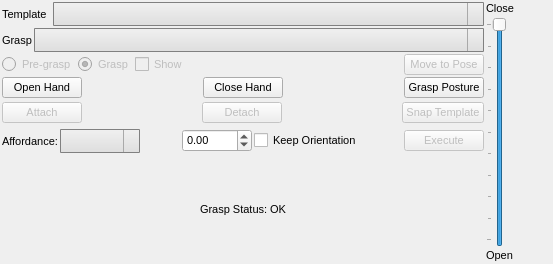
Before: the Qt Designer form vigir_ocs_grasp_widget/src/graspWidget.ui in team-vigir/vigir_ocs_common, drawn with Qt 5.
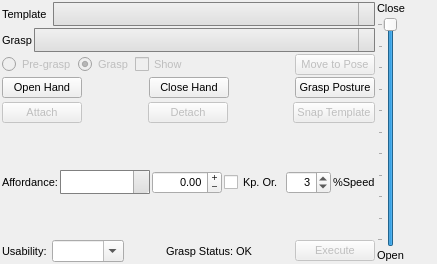
After: the same form once the commit is applied.

Commit message: Added usability and speed to grasp widget

The edit to the form file:
```diff
--- a/vigir_ocs_grasp_widget/src/graspWidget.ui
+++ b/vigir_ocs_grasp_widget/src/graspWidget.ui
@@ -6,7 +6,7 @@
    <rect>
     <x>0</x>
     <y>0</y>
-    <width>553</width>
+    <width>437</width>
     <height>264</height>
    </rect>
   </property>
@@ -497,23 +497,28 @@
      selection-background-color: lightgray;
  }</string>
             </property>
+            <property name="editable">
+             <bool>true</bool>
+            </property>
            </widget>
           </item>
-          <item>
-           <spacer name="horizontalSpacer_16">
-            <property name="orientation">
-             <enum>Qt::Horizontal</enum>
-            </property>
-            <property name="sizeHint" stdset="0">
-             <size>
-              <width>40</width>
-              <height>20</height>
-             </size>
-            </property>
-           </spacer>
-          </item>
           <item>
            <widget class="QDoubleSpinBox" name="displacementBox">
+            <property name="wrapping">
+             <bool>true</bool>
+            </property>
+            <property name="alignment">
+             <set>Qt::AlignRight|Qt::AlignTrailing|Qt::AlignVCenter</set>
+            </property>
+            <property name="buttonSymbols">
+             <enum>QAbstractSpinBox::PlusMinus</enum>
+            </property>
+            <property name="showGroupSeparator" stdset="0">
+             <bool>false</bool>
+            </property>
+            <property name="prefix">
+             <string/>
+            </property>
             <property name="decimals">
              <number>2</number>
             </property>
@@ -531,30 +536,30 @@
           <item>
            <widget class="QCheckBox" name="keepOrientationBox">
             <property name="text">
-             <string>Keep Orientation</string>
+             <string>Kp. Or.</string>
             </property>
            </widget>
           </item>
           <item>
-           <spacer name="horizontalSpacer_9">
-            <property name="orientation">
-             <enum>Qt::Horizontal</enum>
+           <widget class="QSpinBox" name="speedBox">
+            <property name="alignment">
+             <set>Qt::AlignRight|Qt::AlignTrailing|Qt::AlignVCenter</set>
             </property>
-            <property name="sizeHint" stdset="0">
-             <size>
-              <width>40</width>
-              <height>20</height>
-             </size>
+            <property name="minimum">
+             <number>1</number>
             </property>
-           </spacer>
+            <property name="maximum">
+             <number>100</number>
+            </property>
+            <property name="value">
+             <number>3</number>
+            </property>
+           </widget>
           </item>
           <item>
-           <widget class="QPushButton" name="affordanceButton">
-            <property name="enabled">
-             <bool>false</bool>
-            </property>
+           <widget class="QLabel" name="label_5">
             <property name="text">
-             <string>Execute</string>
+             <string>%Speed</string>
             </property>
            </widget>
           </item>
@@ -565,6 +570,23 @@
           <property name="spacing">
            <number>2</number>
           </property>
+          <item>
+           <widget class="QLabel" name="label_8">
+            <property name="text">
+             <string>Usability: </string>
+            </property>
+           </widget>
+          </item>
+          <item>
+           <widget class="QComboBox" name="usabilityBox">
+            <property name="editable">
+             <bool>true</bool>
+            </property>
+            <property name="currentIndex">
+             <number>-1</number>
+            </property>
+           </widget>
+          </item>
           <item>
            <spacer name="horizontalSpacer_10">
             <property name="orientation">
@@ -605,6 +627,16 @@
             </property>
            </spacer>
           </item>
+          <item>
+           <widget class="QPushButton" name="affordanceButton">
+            <property name="enabled">
+             <bool>false</bool>
+            </property>
+            <property name="text">
+             <string>Execute</string>
+            </property>
+           </widget>
+          </item>
          </layout>
         </item>
        </layout>
```
The commit also changes 3 other files.
